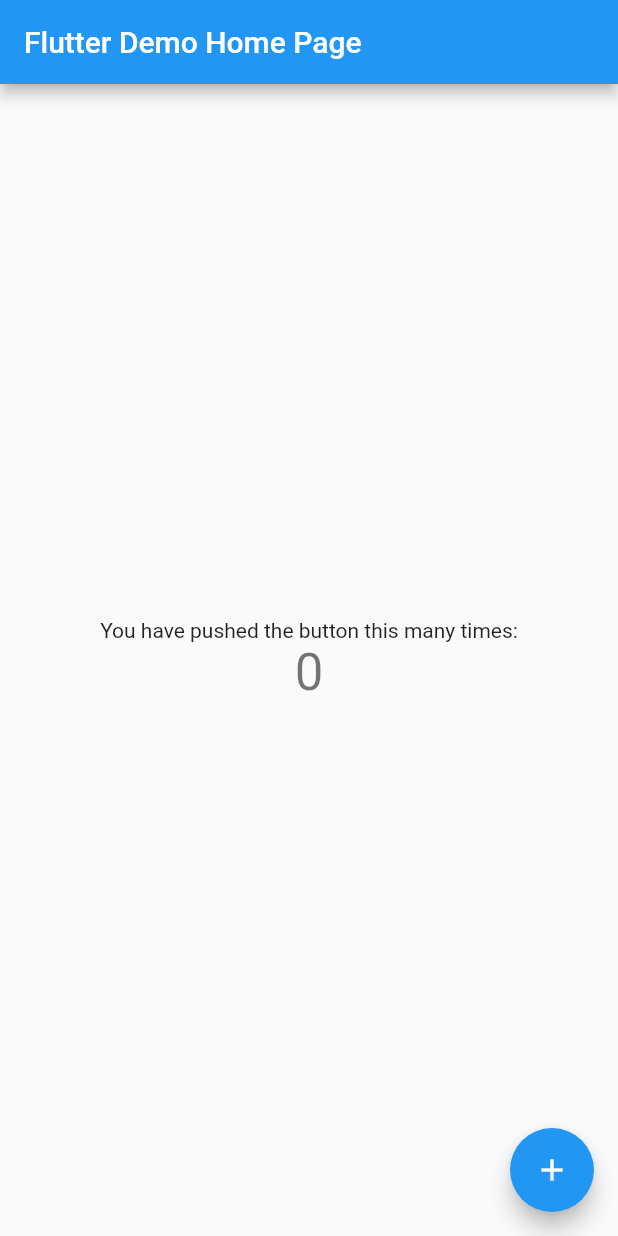
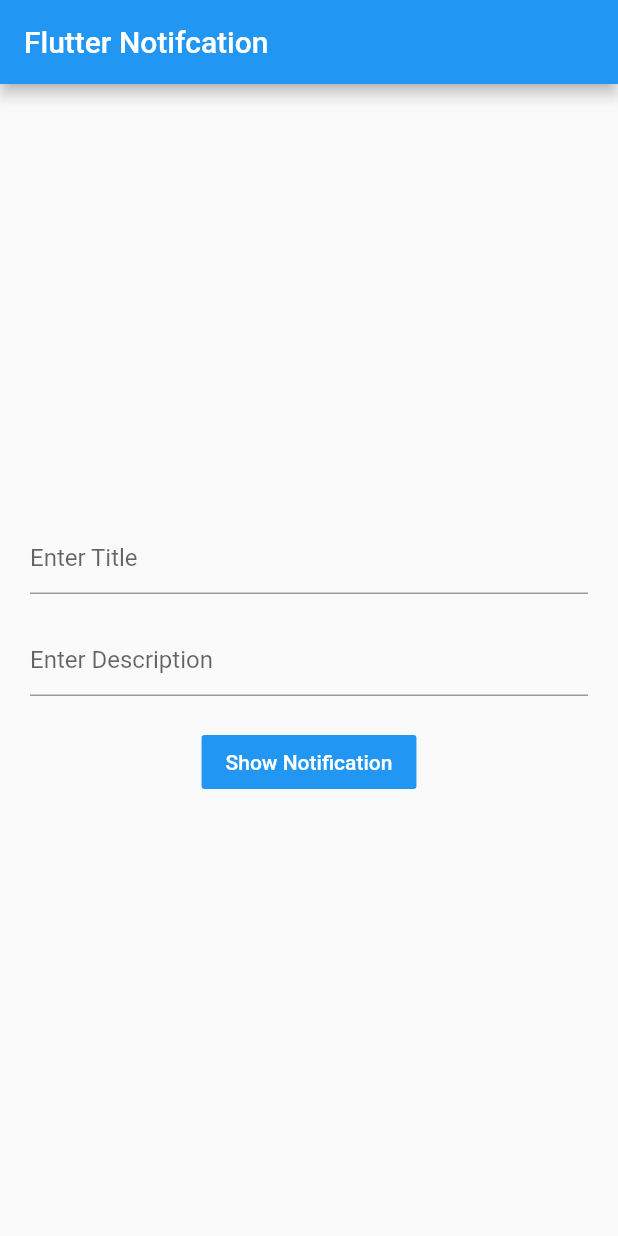
Before and after one commit to abidsuhail/FlutterSimpleLocalNotification, a Flutter app: the screen it shows after launch, on a phone screen of 412 x 824 dp. Run offline on Flutter 3.47's test engine with Material 2 defaults, Android fonts, the phone set to English and light mode, and no system bars; our stand-ins replace flutter_local_notifications.

Commit message:
notification

```diff
--- a/lib/main.dart
+++ b/lib/main.dart
@@ -1,4 +1,5 @@
 import 'package:flutter/material.dart';
+import 'package:flutter/services.dart';
 import 'package:flutter_local_notifications/flutter_local_notifications.dart';
 
 void main() {
@@ -15,7 +16,7 @@ class MyApp extends StatelessWidget {
         primarySwatch: Colors.blue,
         visualDensity: VisualDensity.adaptivePlatformDensity,
       ),
-      home: MyHomePage(title: 'Flutter Demo Home Page'),
+      home: MyHomePage(title: 'Flutter Notifcation'),
     );
   }
 }
@@ -34,11 +35,13 @@ class _MyHomePageState extends State<MyHomePage> {
       flutterLocalNotificationsPlugin,
       initializationSettingsIOS,
       initializationSettings;
+  String title, desc;
   @override
   void initState() {
     super.initState();
 
-    initializationSettingsAndroid = new AndroidInitializationSettings('icon');
+    initializationSettingsAndroid = new AndroidInitializationSettings(
+        'icon'); //for android should be in res/drawable
     initializationSettingsIOS = new IOSInitializationSettings();
     initializationSettings = new InitializationSettings(
         android: initializationSettingsAndroid, iOS: initializationSettingsIOS);
@@ -52,15 +55,18 @@ class _MyHomePageState extends State<MyHomePage> {
       var androidPlatformChannelSpecifics = new AndroidNotificationDetails(
           'your channel id', 'your channel name', 'your channel description',
           importance: Importance.high, priority: Priority.high);
+
       var iOSPlatformChannelSpecifics =
           new IOSNotificationDetails(sound: "slow_spring_board.aiff");
+
       var platformChannelSpecifics = new NotificationDetails(
           android: androidPlatformChannelSpecifics,
           iOS: iOSPlatformChannelSpecifics);
+
       await flutterLocalNotificationsPlugin.show(
         0,
-        'My Flutter Notification',
-        'Flutter Notification Description by ABID',
+        title,
+        desc,
         platformChannelSpecifics,
         payload: 'No_Sound',
       );
@@ -70,26 +76,42 @@ class _MyHomePageState extends State<MyHomePage> {
       appBar: AppBar(
         title: Text(widget.title),
       ),
-      body: Center(
-        child: Column(
-          mainAxisAlignment: MainAxisAlignment.center,
-          children: <Widget>[
-            Text(
-              'You have pushed the button this many times:',
+      body: Container(
+        child: Padding(
+            padding: EdgeInsets.all(20),
+            child:
+                Column(mainAxisAlignment: MainAxisAlignment.center, children: [
+              TextField(
+                decoration: InputDecoration(hintText: "Enter Title"),
+                onChanged: (value) {
+                  setState(() {
+                    title = value;
+                  });
+                },
               ),
-            Text(
-              '0',
-              style: Theme.of(context).textTheme.headline4,
+              SizedBox(
+                height: 20,
               ),
-          ],
+              TextField(
+                  onChanged: (value) {
+                    setState(() {
+                      desc = value;
+                    });
+                  },
+                  decoration: InputDecoration(
+                    hintText: "Enter Description",
+                  )),
+              SizedBox(
+                height: 20,
               ),
-      ),
-      floatingActionButton: FloatingActionButton(
+              FlatButton(
+                  color: Colors.blue,
+                  textColor: Colors.white,
                   onPressed: () {
                     _showNotificationWithSound();
                   },
-        tooltip: 'Increment',
-        child: Icon(Icons.add),
+                  child: Text('Show Notification')),
+            ])),
       ),
     );
   }
```
Lines whose indentation alone changed are shown as unchanged.
